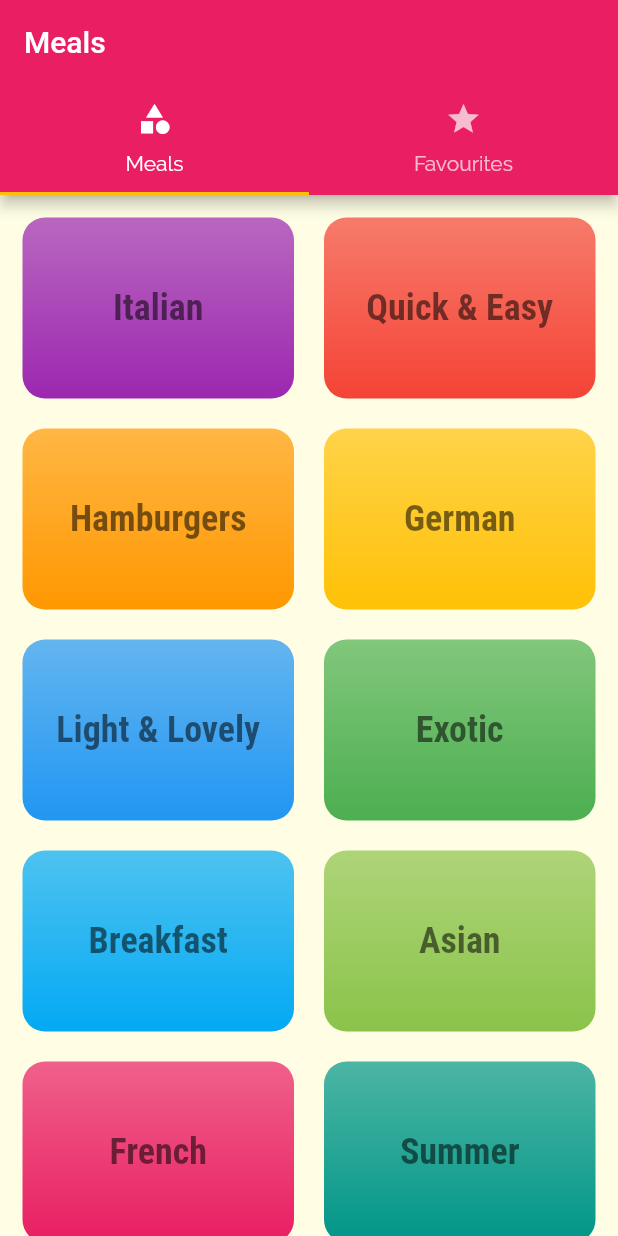
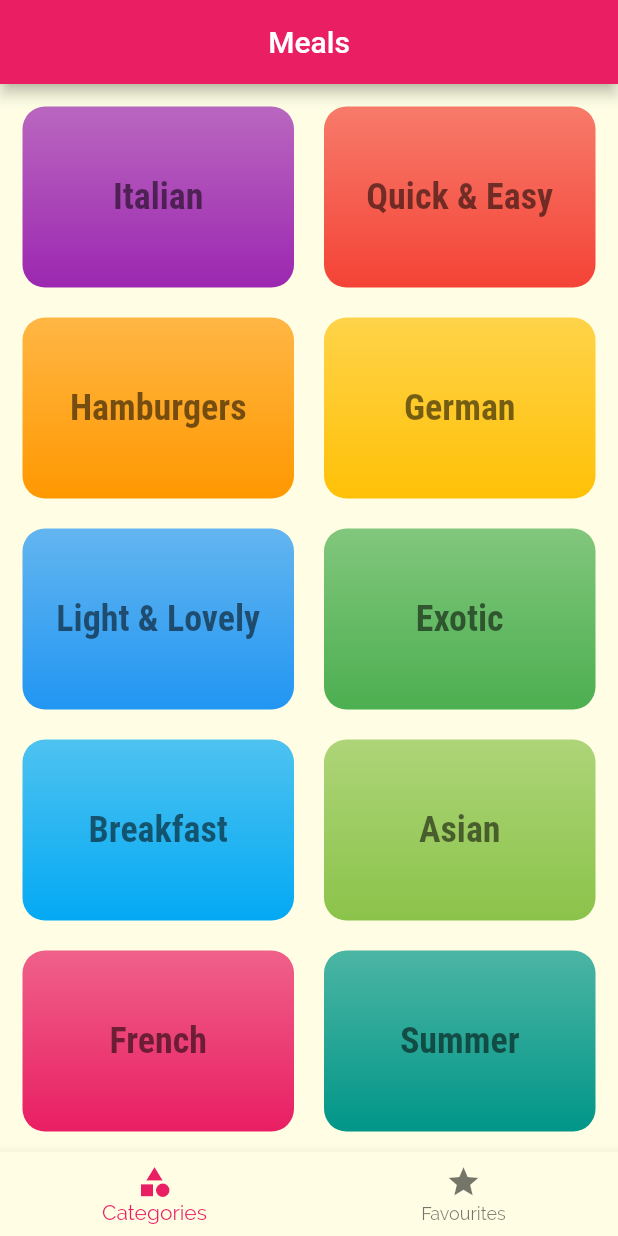
Before and after one commit to RohitDwivedi97/recipe-app, a Flutter app: the screen it shows after launch, on a phone screen of 412 x 824 dp. Run offline on Flutter 3.47's test engine with Material 2 defaults, Android fonts, the phone set to English and light mode, and no system bars.

Commit message:
Added a bottom tabBar using bottomNavigationBar property in Scaffold and used BottomNavigationBar widget.

```diff
--- a/lib/screens/tabs_screen.dart
+++ b/lib/screens/tabs_screen.dart
@@ -10,26 +10,37 @@ class TabsScreen extends StatefulWidget {
 }
 
 class _TabsScreenState extends State<TabsScreen> {
+  final List<Widget> _pages = const [
+    CategoriesScreen(),
+    FavouritesScreen()
+  ];
+
+  int _selectedPageIndex = 0;
+
+  void _selectPage(index) {
+    setState(() {
+      _selectedPageIndex = index;
+    });
+  }
   @override
   Widget build(BuildContext context) {
-    return DefaultTabController(
-      length: 2,
-      child: Scaffold(
-        appBar: AppBar(
-          title: const Text('Meals'),
-          bottom: const TabBar(
-            tabs: [
-              Tab(icon: Icon(Icons.category), text: 'Meals'),
-              Tab(icon: Icon(Icons.star), text: 'Favourites'),
-            ],
+    return Scaffold(
+      appBar: AppBar(
+        title: Center(child: const Text('Meals')),
+      ),
+      body: _pages[_selectedPageIndex],
+      bottomNavigationBar: BottomNavigationBar(
+        onTap: _selectPage,
+        items: const [
+          BottomNavigationBarItem(
+            icon: Icon(Icons.category),
+            label: 'Categories',
           ),
-        ),
-        body: const TabBarView(
-          children: [
-            CategoriesScreen(),
-            FavouritesScreen()
-          ]
-        ),
+          BottomNavigationBarItem(
+            icon: Icon(Icons.star),
+            label: 'Favourites',
+          )
+        ],
       ),
     );
   }
```
